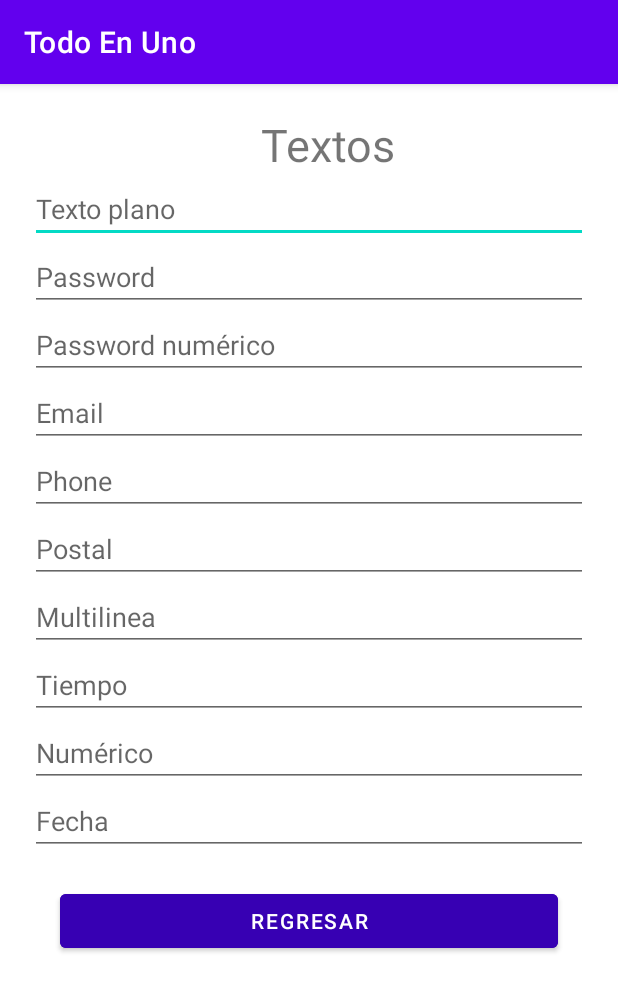
After one commit to NaaraiGasca/TodoEnUno, an Android app: the Textos screen opened directly, with no data from a screen before it, on a phone screen of 412 x 824 dp. The commit adds this screen. Shown: the top 991 px of the screen. Run offline under Robolectric (Android 15) with nearby library versions, the phone set to English and light mode, and no system bars.

Commit message:
Cambios extras

```diff
--- a/app/build.gradle
+++ b/app/build.gradle
@@ -44,6 +44,7 @@ dependencies {
     implementation 'androidx.lifecycle:lifecycle-viewmodel-ktx:2.5.1'
     implementation 'androidx.navigation:navigation-fragment:2.5.1'
     implementation 'androidx.navigation:navigation-ui:2.5.1'
+    implementation 'androidx.gridlayout:gridlayout:1.0.0'
     testImplementation 'junit:junit:4.13.2'
     androidTestImplementation 'androidx.test.ext:junit:1.1.3'
     androidTestImplementation 'androidx.test.espresso:espresso-core:3.4.0'
--- a/app/src/main/AndroidManifest.xml
+++ b/app/src/main/AndroidManifest.xml
@@ -23,6 +23,12 @@
         android:supportsRtl="true"
         android:theme="@style/Theme.TodoEnUno"
         tools:targetApi="31">
+        <activity
+            android:name=".Legacy"
+            android:exported="false" />
+        <activity
+            android:name=".Textos"
+            android:exported="false" />
         <activity
             android:name=".SNormal"
             android:exported="false" />
--- a/app/src/main/java/com/example/todoenuno/Layouts.java
+++ b/app/src/main/java/com/example/todoenuno/Layouts.java
@@ -48,8 +48,8 @@ public class Layouts extends AppCompatActivity {
         btnTable.setOnClickListener(new View.OnClickListener() {
             @Override
             public void onClick(View view) {
-                //Intent intent = new Intent(view.getContext(), Table.class);
-                //startActivity(intent);
+                Intent intent = new Intent(view.getContext(), Layout_Table.class);
+                startActivity(intent);
 
             }
         });
--- /dev/null
+++ b/app/src/main/java/com/example/todoenuno/Textos.java
@@ -0,0 +1,29 @@
+package com.example.todoenuno;
+
+import androidx.appcompat.app.AppCompatActivity;
+
+import android.content.Intent;
+import android.os.Bundle;
+import android.view.View;
+import android.widget.Button;
+
+public class Textos extends AppCompatActivity {
+
+    Button regresar;
+
+    @Override
+    protected void onCreate(Bundle savedInstanceState) {
+        super.onCreate(savedInstanceState);
+        setContentView(R.layout.activity_textos);
+
+        regresar = findViewById(R.id.btnTsalir);
+        regresar.setOnClickListener(new View.OnClickListener() {
+            @Override
+            public void onClick(View view) {
+                Intent intent = new Intent(view.getContext(), MenuPrincipal.class);
+                startActivity(intent);
+            }
+        });
+
+    }
+}
--- /dev/null
+++ b/app/src/main/res/layout/activity_textos.xml
@@ -0,0 +1,110 @@
+<?xml version="1.0" encoding="utf-8"?>
+<androidx.constraintlayout.widget.ConstraintLayout xmlns:android="http://schemas.android.com/apk/res/android"
+    xmlns:app="http://schemas.android.com/apk/res-auto"
+    xmlns:tools="http://schemas.android.com/tools"
+    android:layout_width="match_parent"
+    android:layout_height="match_parent"
+    tools:context=".Textos">
+
+    <ScrollView
+        android:layout_width="match_parent"
+        android:layout_height="match_parent">
+
+        <LinearLayout
+            android:layout_width="match_parent"
+            android:layout_height="wrap_content"
+            android:orientation="vertical"
+            android:layout_margin="20dp">
+
+            <TextView
+                android:layout_width="397dp"
+                android:layout_height="match_parent"
+                android:layout_marginEnd="50dp"
+                android:gravity="center"
+                android:text="@string/textos"
+                android:textSize="30sp"
+                tools:ignore="MissingConstraints" />
+
+            <EditText
+                android:layout_width="match_parent"
+                android:layout_height="wrap_content"
+                android:hint="@string/textop"
+                android:inputType="textPersonName"
+                android:importantForAutofill="no"/>
+
+            <EditText
+                android:layout_width="match_parent"
+                android:layout_height="wrap_content"
+                android:hint="@string/textoPass"
+                android:importantForAutofill="no"
+                android:inputType="textPassword" />
+
+            <EditText
+                android:layout_width="match_parent"
+                android:layout_height="wrap_content"
+                android:hint="@string/textoPassN"
+                android:importantForAutofill="no"
+                android:inputType="numberPassword" />
+
+            <EditText
+                android:layout_width="match_parent"
+                android:layout_height="wrap_content"
+                android:hint="@string/textoemail"
+                android:importantForAutofill="no"
+                android:inputType="textEmailAddress" />
+
+            <EditText
+                android:layout_width="match_parent"
+                android:layout_height="wrap_content"
+                android:hint="@string/textophone"
+                android:importantForAutofill="no"
+                android:inputType="phone" />
+
+            <EditText
+                android:layout_width="match_parent"
+                android:layout_height="wrap_content"
+                android:hint="@string/textopostal"
+                android:importantForAutofill="no"
+                android:inputType="textEmailAddress" />
+
+            <EditText
+                android:layout_width="match_parent"
+                android:layout_height="wrap_content"
+                android:hint="@string/textomultilinea"
+                android:importantForAutofill="no"
+                android:inputType="textMultiLine" />
+
+            <EditText
+                android:layout_width="match_parent"
+                android:layout_height="wrap_content"
+                android:hint="@string/textotiempo"
+                android:importantForAutofill="no"
+                android:inputType="time" />
+
+            <EditText
+                android:layout_width="match_parent"
+                android:layout_height="wrap_content"
+                android:hint="@string/textonumerico"
+                android:importantForAutofill="no"
+                android:inputType="number" />
+
+            <EditText
+                android:layout_width="match_parent"
+                android:layout_height="wrap_content"
+                android:hint="@string/textodate"
+                android:importantForAutofill="no"
+                android:inputType="date" />
+
+
+
+            <Button
+                android:id="@+id/btnTsalir"
+                android:layout_width="match_parent"
+                android:layout_height="wrap_content"
+                android:layout_margin="20dp"
+                android:backgroundTint="#FF3700B3"
+                android:text="@string/regresar" />
+        </LinearLayout>
+    </ScrollView>
+
+</androidx.constraintlayout.widget.ConstraintLayout>
--- a/app/src/main/res/values/strings.xml
+++ b/app/src/main/res/values/strings.xml
@@ -7,9 +7,10 @@
     <string name="exito">Su ingreso fue exitoso</string>
     <string name="error">Error en usuario o contraseña, por favor revise</string>
 
+    <!--MENU PRINCIPAAAAAL-->
     <string name="menu">Menu</string>
     <string name="opciones">Presione la opción de su preferencia</string>
-    <string name="textos">Texto</string>
+    <string name="textos">Textos</string>
     <string name="botones">Botones</string>
     <string name="widgets">Widgets</string>
     <string name="layouts">Layouts</string>
@@ -70,4 +71,24 @@
     <!--SCROLLL-->
     <string name="scrollhorizontal">Scrollview Horizontal</string>
     <string name="scrollnested">Scrollview Nested</string>
+
+
+    <!--TEXTOOOOOOOOS-->
+    <string name="texto">Texto básico</string>
+    <string name="textop">Texto plano</string>
+    <string name="textoPass">Password</string>
+    <string name="textoPassN">Password numérico</string>
+    <string name="textoemail">Email</string>
+    <string name="textophone">Phone</string>
+    <string name="textopostal">Postal</string>
+    <string name="textomultilinea">Multilinea</string>
+    <string name="textotiempo">Tiempo</string>
+    <string name="textonumerico">Numérico</string>
+    <string name="textodate">Fecha</string>
+    <string name="TSalir">Regresar</string>
+
+
+    <!--LEGACY-->
+    <string name="Ltexto">Grid Layout</string>
+
 </resources>
```
Also changed, not shown: app/src/main/java/com/example/todoenuno/Legacy.java (added, +14 -0 lines), app/src/main/java/com/example/todoenuno/MenuPrincipal.java (+5 -3 lines), app/src/main/java/com/example/todoenuno/Widgets.java (+12 -1 lines), app/src/main/res/layout/activity_legacy.xml (added, +44 -0 lines).
